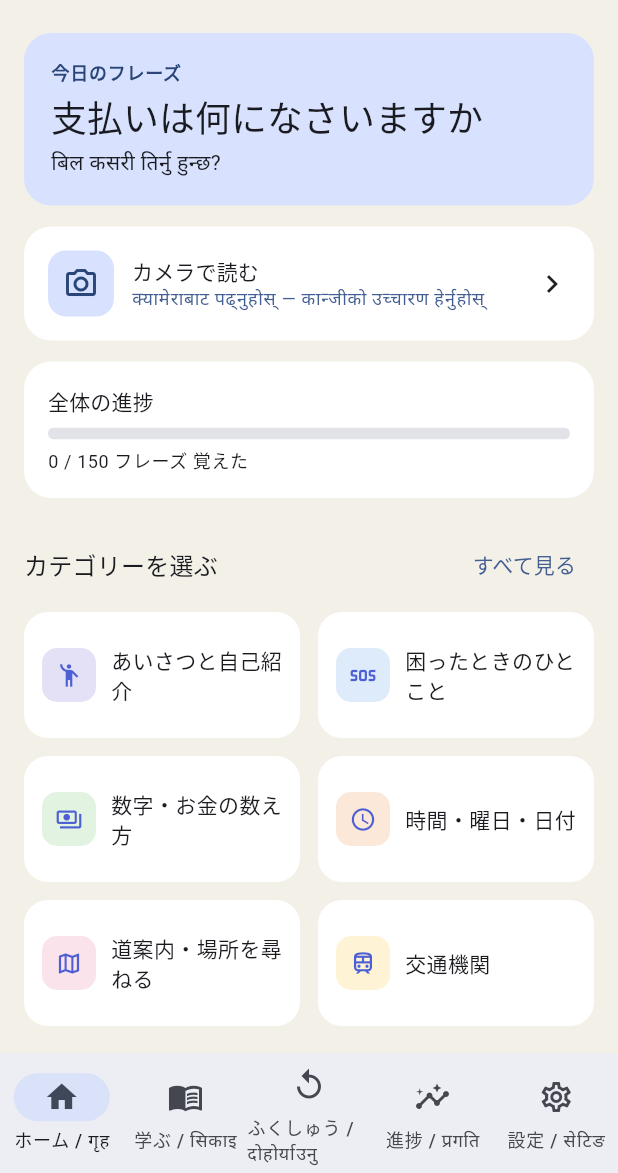
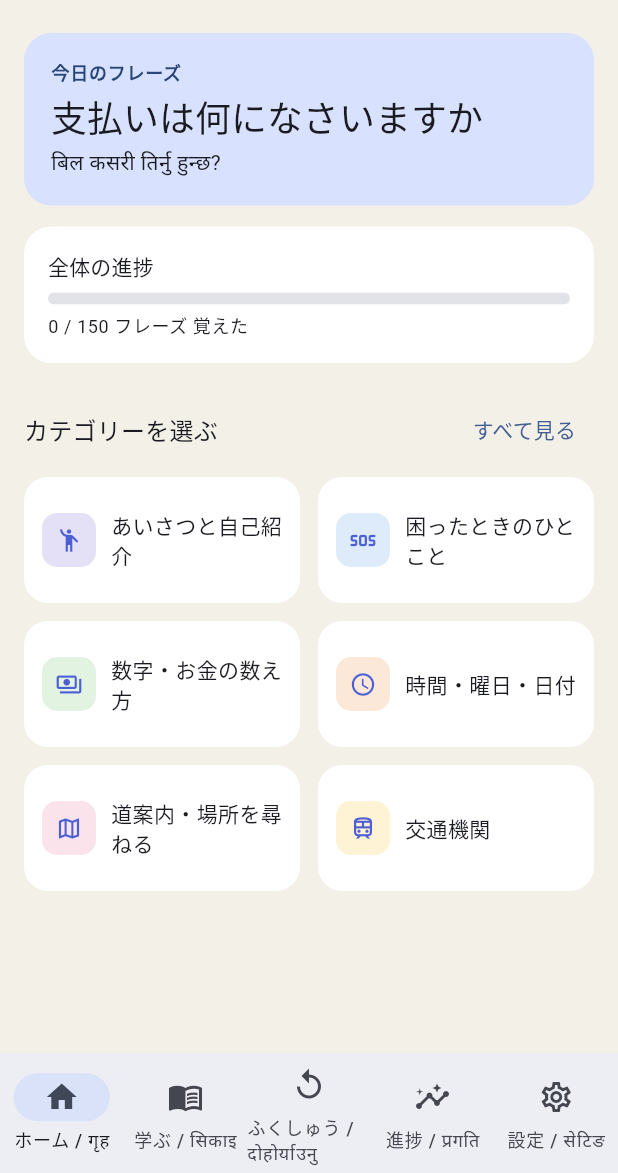
Before and after one commit to nbmalla/Nepali-Dictionary, a Flutter app: the screen it shows after launch, on a phone screen of 412 x 824 dp, the part 63-1236 px from its top. Run offline on Flutter 3.47's test engine with Material 3 defaults, Android fonts, the phone set to English and light mode, and no system bars; our stand-ins replace audioplayers, flutter_tts, image_picker, shared_preferences; missing offline and left inert: dart:js_interop.

Commit message:
Disable OCR camera entry point; add greetings/emergency_phrases recordings
OCR kept freezing on real devices even after resize/timeout fixes, so
it's parked for now — the underlying screen and service code stay in
place for a later attempt, just the dashboard entry point is removed.

Also adds recorded-voice pronunciation clips for the emergency_phrases
category, and updated clips for greetings.

```diff
--- a/lib/screens/dashboard_screen.dart
+++ b/lib/screens/dashboard_screen.dart
@@ -6,7 +6,6 @@ import '../state/progress_store.dart';
 import '../theme/app_theme.dart';
 import 'category_detail_screen.dart';
 import 'category_grid_screen.dart';
-import 'ocr_reader_screen.dart';
 
 /// "ホーム" tab: today's phrase, overall progress, and quick shortcuts
 /// into a handful of categories.
@@ -54,12 +53,11 @@ class _DashboardScreenState extends State<DashboardScreen> {
               children: [
                 if (today != null) _TodaysPhraseCard(item: today),
                 const SizedBox(height: 14),
-                _OcrEntryCard(
-                  onTap: () => Navigator.of(context).push(
-                    MaterialPageRoute(builder: (_) => const OcrReaderScreen()),
-                  ),
-                ),
-                const SizedBox(height: 14),
+                // Entry point disabled for now: OCR was freezing on real
+                // devices even with resize/timeout guards. Screen and
+                // service code are kept (lib/screens/ocr_reader_screen.dart,
+                // lib/services/ocr_service.dart, web/ocr_helper.js) in case
+                // this gets revisited.
                 const _OverallProgressCard(),
                 const SizedBox(height: 20),
                 Row(
@@ -134,54 +132,6 @@ class _TodaysPhraseCard extends StatelessWidget {
           const SizedBox(height: 4),
           Text(item.meaning, style: theme.textTheme.bodyMedium),
         ],
-      ),
-    );
-  }
-}
-
-class _OcrEntryCard extends StatelessWidget {
-  final VoidCallback onTap;
-  const _OcrEntryCard({required this.onTap});
-
-  @override
-  Widget build(BuildContext context) {
-    final theme = Theme.of(context);
-    return Material(
-      color: AppColors.cardBackground(context),
-      borderRadius: BorderRadius.circular(18),
-      child: InkWell(
-        borderRadius: BorderRadius.circular(18),
-        onTap: onTap,
-        child: Padding(
-          padding: const EdgeInsets.all(16),
-          child: Row(
-            children: [
-              Container(
-                width: 44,
-                height: 44,
-                decoration: BoxDecoration(
-                  color: theme.colorScheme.primaryContainer,
-                  borderRadius: BorderRadius.circular(12),
-                ),
-                child: Icon(Icons.photo_camera_outlined, color: theme.colorScheme.onPrimaryContainer),
-              ),
-              const SizedBox(width: 12),
-              Expanded(
-                child: Column(
-                  crossAxisAlignment: CrossAxisAlignment.start,
-                  children: [
-                    Text('カメラで読む', style: theme.textTheme.titleSmall),
-                    Text(
-                      'क्यामेराबाट पढ्नुहोस् — कान्जीको उच्चारण हेर्नुहोस्',
-                      style: theme.textTheme.bodySmall?.copyWith(color: theme.colorScheme.primary),
-                    ),
-                  ],
-                ),
-              ),
-              const Icon(Icons.chevron_right),
-            ],
-          ),
-        ),
       ),
     );
   }
```
Also changed, not shown: 12 other files.
